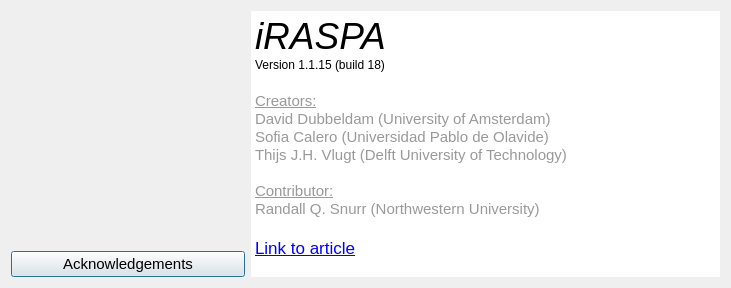
The window that iRASPA/aboutdialog.ui (gnvramanarao/iRASPA-QT) describes before a commit, drawn with Qt 5.
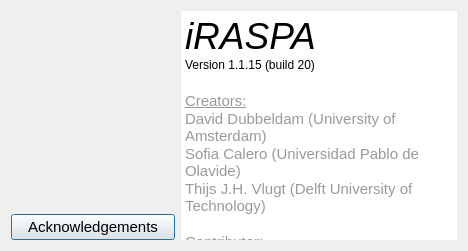
The same window after the commit. Icons and pictures are not drawn.

Commit message: • Fix reading of cif-files with numbers like 26.343(5) to remove the part in brackets.

Diff of the .ui file:
```diff
--- a/iRASPA/aboutdialog.ui
+++ b/iRASPA/aboutdialog.ui
@@ -6,8 +6,8 @@
    <rect>
     <x>0</x>
     <y>0</y>
-    <width>731</width>
-    <height>288</height>
+    <width>468</width>
+    <height>251</height>
    </rect>
   </property>
   <property name="sizePolicy">
@@ -128,19 +128,19 @@
         <string>&lt;!DOCTYPE HTML PUBLIC &quot;-//W3C//DTD HTML 4.0//EN&quot; &quot;http://www.w3.org/TR/REC-html40/strict.dtd&quot;&gt;
 &lt;html&gt;&lt;head&gt;&lt;meta name=&quot;qrichtext&quot; content=&quot;1&quot; /&gt;&lt;style type=&quot;text/css&quot;&gt;
 p, li { white-space: pre-wrap; }
-&lt;/style&gt;&lt;/head&gt;&lt;body style=&quot; font-family:'Ubuntu'; font-size:12pt; font-weight:400; font-style:normal;&quot;&gt;
-&lt;p style=&quot; margin-top:0px; margin-bottom:0px; margin-left:0px; margin-right:0px; -qt-block-indent:0; text-indent:0px;&quot;&gt;&lt;span style=&quot; font-family:'.SF NS Text'; font-size:28pt; font-style:italic;&quot;&gt;iRASPA&lt;/span&gt;&lt;/p&gt;
-&lt;p style=&quot; margin-top:0px; margin-bottom:0px; margin-left:0px; margin-right:0px; -qt-block-indent:0; text-indent:0px;&quot;&gt;&lt;span style=&quot; font-family:'.SF NS Text'; font-size:9pt;&quot;&gt;Version 1.1.15 (build 18)&lt;/span&gt;&lt;/p&gt;
-&lt;p style=&quot;-qt-paragraph-type:empty; margin-top:0px; margin-bottom:0px; margin-left:0px; margin-right:0px; -qt-block-indent:0; text-indent:0px; font-family:'.SF NS Text'; font-size:13pt;&quot;&gt;&lt;br /&gt;&lt;/p&gt;
-&lt;p style=&quot; margin-top:0px; margin-bottom:0px; margin-left:0px; margin-right:0px; -qt-block-indent:0; text-indent:0px;&quot;&gt;&lt;span style=&quot; font-family:'.SF NS Text'; font-size:11pt; text-decoration: underline; color:#999999;&quot;&gt;Creators:&lt;/span&gt;&lt;/p&gt;
-&lt;p style=&quot; margin-top:0px; margin-bottom:0px; margin-left:0px; margin-right:0px; -qt-block-indent:0; text-indent:0px;&quot;&gt;&lt;span style=&quot; font-family:'.SF NS Text'; font-size:11pt; color:#999999;&quot;&gt;David Dubbeldam (University of Amsterdam)&lt;/span&gt;&lt;/p&gt;
-&lt;p style=&quot; margin-top:0px; margin-bottom:0px; margin-left:0px; margin-right:0px; -qt-block-indent:0; text-indent:0px;&quot;&gt;&lt;span style=&quot; font-family:'.SF NS Text'; font-size:11pt; color:#999999;&quot;&gt;Sofia Calero (Universidad Pablo de Olavide)&lt;/span&gt;&lt;/p&gt;
-&lt;p style=&quot; margin-top:0px; margin-bottom:0px; margin-left:0px; margin-right:0px; -qt-block-indent:0; text-indent:0px;&quot;&gt;&lt;span style=&quot; font-family:'.SF NS Text'; font-size:11pt; color:#999999;&quot;&gt;Thijs J.H. Vlugt (Delft University of Technology)&lt;/span&gt;&lt;/p&gt;
-&lt;p style=&quot;-qt-paragraph-type:empty; margin-top:0px; margin-bottom:0px; margin-left:0px; margin-right:0px; -qt-block-indent:0; text-indent:0px; font-family:'.SF NS Text'; font-size:11pt; color:#999999;&quot;&gt;&lt;br /&gt;&lt;/p&gt;
-&lt;p style=&quot; margin-top:0px; margin-bottom:0px; margin-left:0px; margin-right:0px; -qt-block-indent:0; text-indent:0px;&quot;&gt;&lt;span style=&quot; font-family:'.SF NS Text'; font-size:11pt; text-decoration: underline; color:#999999;&quot;&gt;Contributor:&lt;/span&gt;&lt;/p&gt;
-&lt;p style=&quot; margin-top:0px; margin-bottom:0px; margin-left:0px; margin-right:0px; -qt-block-indent:0; text-indent:0px;&quot;&gt;&lt;span style=&quot; font-family:'.SF NS Text'; font-size:11pt; color:#999999;&quot;&gt;Randall Q. Snurr (Northwestern University)&lt;/span&gt;&lt;/p&gt;
-&lt;p style=&quot;-qt-paragraph-type:empty; margin-top:0px; margin-bottom:0px; margin-left:0px; margin-right:0px; -qt-block-indent:0; text-indent:0px; font-family:'.SF NS Text'; font-size:13pt;&quot;&gt;&lt;br /&gt;&lt;/p&gt;
-&lt;p style=&quot; margin-top:0px; margin-bottom:0px; margin-left:0px; margin-right:0px; -qt-block-indent:0; text-indent:0px;&quot;&gt;&lt;a href=&quot;http://dx.doi.org/10.1080/08927022.2018.1426855&quot;&gt;&lt;span style=&quot; font-family:'.SF NS Text'; font-size:13pt; text-decoration: underline; color:#0000ff;&quot;&gt;Link to article&lt;/span&gt;&lt;/a&gt;&lt;/p&gt;&lt;/body&gt;&lt;/html&gt;</string>
+&lt;/style&gt;&lt;/head&gt;&lt;body style=&quot; font-family:'.SF NS Text'; font-size:13pt; font-weight:400; font-style:normal;&quot;&gt;
+&lt;p style=&quot; margin-top:0px; margin-bottom:0px; margin-left:0px; margin-right:0px; -qt-block-indent:0; text-indent:0px;&quot;&gt;&lt;span style=&quot; font-size:28pt; font-style:italic;&quot;&gt;iRASPA&lt;/span&gt;&lt;/p&gt;
+&lt;p style=&quot; margin-top:0px; margin-bottom:0px; margin-left:0px; margin-right:0px; -qt-block-indent:0; text-indent:0px;&quot;&gt;&lt;span style=&quot; font-size:9pt;&quot;&gt;Version 1.1.15 (build 20)&lt;/span&gt;&lt;/p&gt;
+&lt;p style=&quot;-qt-paragraph-type:empty; margin-top:0px; margin-bottom:0px; margin-left:0px; margin-right:0px; -qt-block-indent:0; text-indent:0px;&quot;&gt;&lt;br /&gt;&lt;/p&gt;
+&lt;p style=&quot; margin-top:0px; margin-bottom:0px; margin-left:0px; margin-right:0px; -qt-block-indent:0; text-indent:0px;&quot;&gt;&lt;span style=&quot; font-size:11pt; text-decoration: underline; color:#999999;&quot;&gt;Creators:&lt;/span&gt;&lt;/p&gt;
+&lt;p style=&quot; margin-top:0px; margin-bottom:0px; margin-left:0px; margin-right:0px; -qt-block-indent:0; text-indent:0px;&quot;&gt;&lt;span style=&quot; font-size:11pt; color:#999999;&quot;&gt;David Dubbeldam (University of Amsterdam)&lt;/span&gt;&lt;/p&gt;
+&lt;p style=&quot; margin-top:0px; margin-bottom:0px; margin-left:0px; margin-right:0px; -qt-block-indent:0; text-indent:0px;&quot;&gt;&lt;span style=&quot; font-size:11pt; color:#999999;&quot;&gt;Sofia Calero (Universidad Pablo de Olavide)&lt;/span&gt;&lt;/p&gt;
+&lt;p style=&quot; margin-top:0px; margin-bottom:0px; margin-left:0px; margin-right:0px; -qt-block-indent:0; text-indent:0px;&quot;&gt;&lt;span style=&quot; font-size:11pt; color:#999999;&quot;&gt;Thijs J.H. Vlugt (Delft University of Technology)&lt;/span&gt;&lt;/p&gt;
+&lt;p style=&quot;-qt-paragraph-type:empty; margin-top:0px; margin-bottom:0px; margin-left:0px; margin-right:0px; -qt-block-indent:0; text-indent:0px; font-size:11pt; color:#999999;&quot;&gt;&lt;br /&gt;&lt;/p&gt;
+&lt;p style=&quot; margin-top:0px; margin-bottom:0px; margin-left:0px; margin-right:0px; -qt-block-indent:0; text-indent:0px;&quot;&gt;&lt;span style=&quot; font-size:11pt; text-decoration: underline; color:#999999;&quot;&gt;Contributor:&lt;/span&gt;&lt;/p&gt;
+&lt;p style=&quot; margin-top:0px; margin-bottom:0px; margin-left:0px; margin-right:0px; -qt-block-indent:0; text-indent:0px;&quot;&gt;&lt;span style=&quot; font-size:11pt; color:#999999;&quot;&gt;Randall Q. Snurr (Northwestern University)&lt;/span&gt;&lt;/p&gt;
+&lt;p style=&quot;-qt-paragraph-type:empty; margin-top:0px; margin-bottom:0px; margin-left:0px; margin-right:0px; -qt-block-indent:0; text-indent:0px;&quot;&gt;&lt;br /&gt;&lt;/p&gt;
+&lt;p style=&quot; margin-top:0px; margin-bottom:0px; margin-left:0px; margin-right:0px; -qt-block-indent:0; text-indent:0px;&quot;&gt;&lt;a href=&quot;http://dx.doi.org/10.1080/08927022.2018.1426855&quot;&gt;&lt;span style=&quot; text-decoration: underline; color:#0000ff;&quot;&gt;Link to article&lt;/span&gt;&lt;/a&gt;&lt;/p&gt;&lt;/body&gt;&lt;/html&gt;</string>
        </property>
        <property name="textInteractionFlags">
         <set>Qt::TextBrowserInteraction</set>
```
The commit also changes 2 other files.
